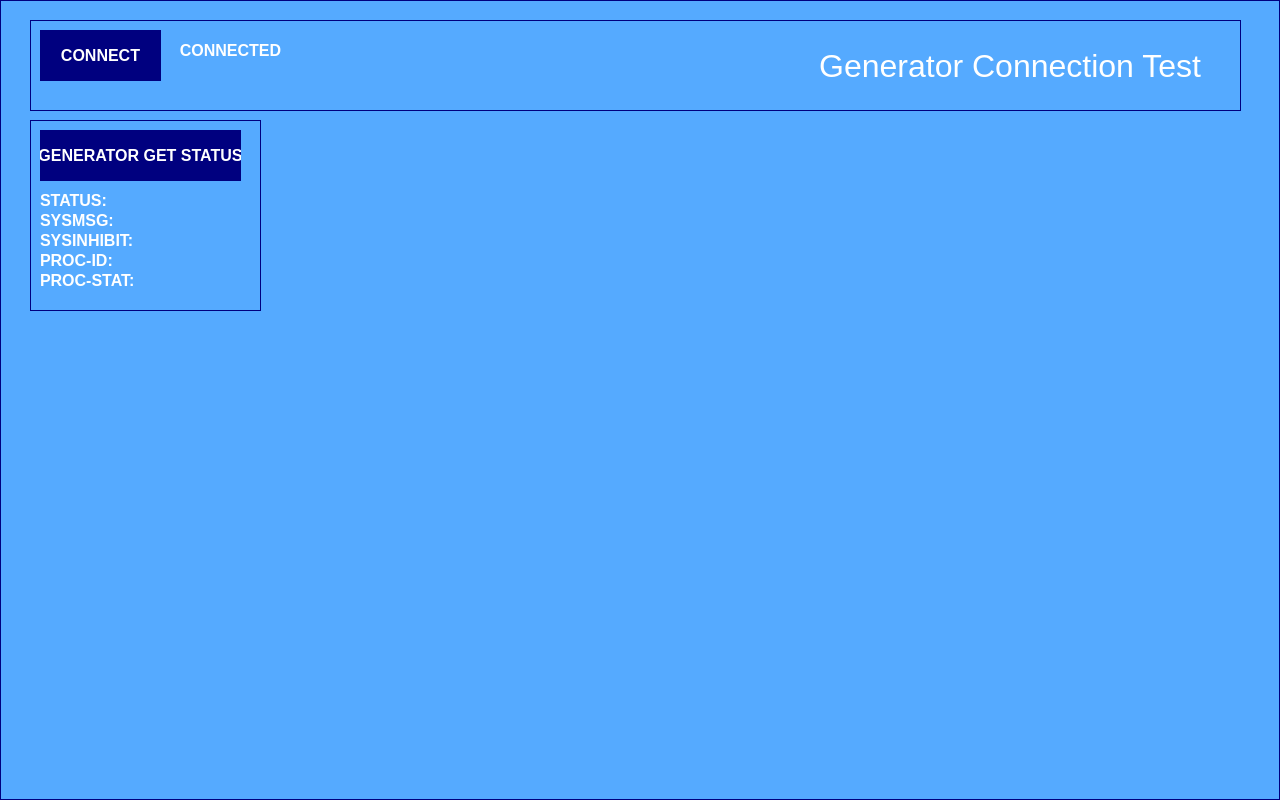
First picture: the form in GENERATOR_TEST/SOURCE/startupWindow.ui, repository marcorispoli/MCPU_Z190_VECCHIO, before the edit.
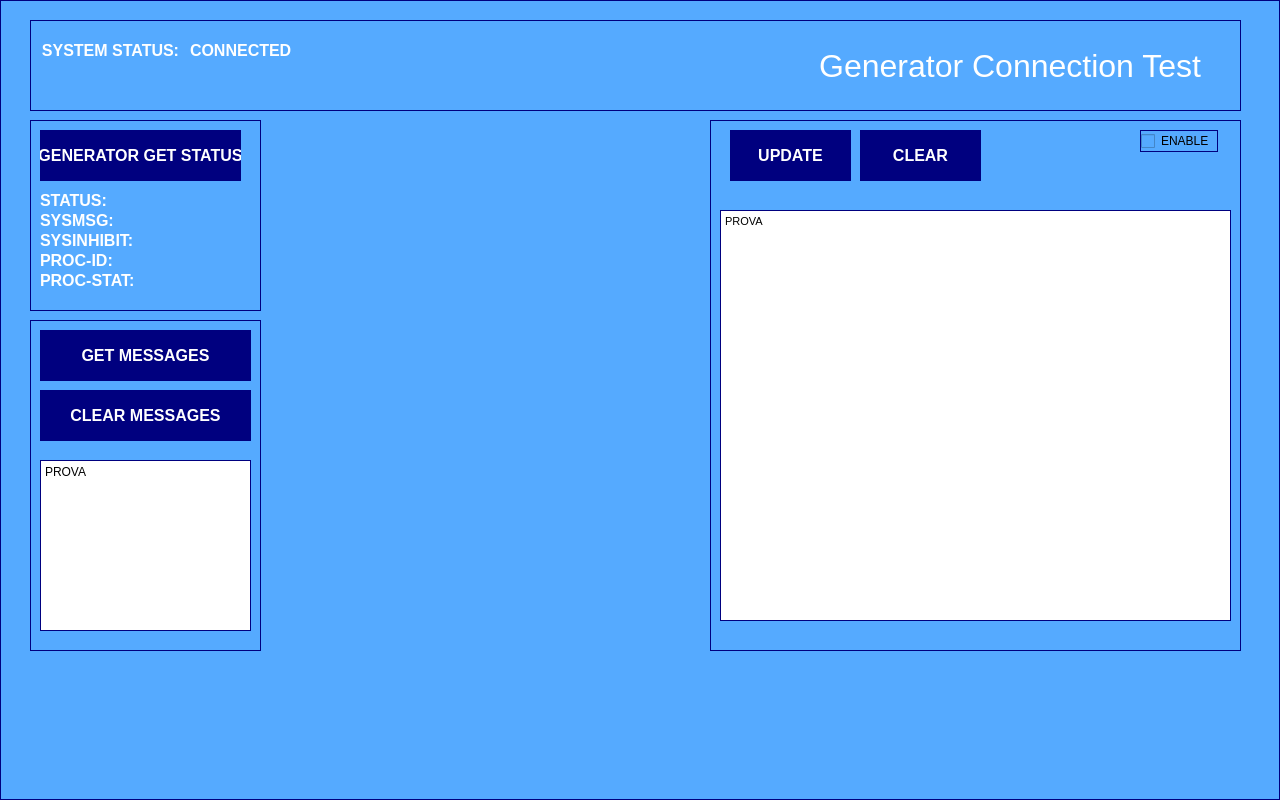
Second picture: the form after the edit.

The edit to the form file:
```diff
--- a/GENERATOR_TEST/SOURCE/startupWindow.ui
+++ b/GENERATOR_TEST/SOURCE/startupWindow.ui
@@ -66,37 +66,12 @@
     <property name="frameShadow">
      <enum>QFrame::Raised</enum>
     </property>
-    <widget class="QPushButton" name="connectionButton">
+    <widget class="QLabel" name="statusLabel">
      <property name="geometry">
       <rect>
-       <x>10</x>
-       <y>10</y>
-       <width>121</width>
-       <height>51</height>
-      </rect>
-     </property>
-     <property name="font">
-      <font>
-       <pointsize>12</pointsize>
-       <bold>true</bold>
-      </font>
-     </property>
-     <property name="styleSheet">
-      <string notr="true">background-color: rgb(0, 0, 127);
-color: rgb(255, 255, 255);
-border-width: 0px;
-</string>
-     </property>
-     <property name="text">
-      <string>CONNECT</string>
-     </property>
-    </widget>
-    <widget class="QLabel" name="connectedLabel">
-     <property name="geometry">
-      <rect>
-       <x>140</x>
+       <x>160</x>
        <y>20</y>
-       <width>121</width>
+       <width>291</width>
        <height>20</height>
       </rect>
      </property>
@@ -116,7 +91,7 @@
       <string>CONNECTED</string>
      </property>
      <property name="alignment">
-      <set>Qt::AlignCenter</set>
+      <set>Qt::AlignLeading|Qt::AlignLeft|Qt::AlignVCenter</set>
      </property>
     </widget>
     <widget class="QLabel" name="label_10">
@@ -147,6 +122,34 @@
       <set>Qt::AlignRight|Qt::AlignTrailing|Qt::AlignVCenter</set>
      </property>
     </widget>
+    <widget class="QLabel" name="connectedLabel_2">
+     <property name="geometry">
+      <rect>
+       <x>10</x>
+       <y>20</y>
+       <width>141</width>
+       <height>20</height>
+      </rect>
+     </property>
+     <property name="font">
+      <font>
+       <pointsize>12</pointsize>
+       <italic>false</italic>
+       <bold>true</bold>
+      </font>
+     </property>
+     <property name="styleSheet">
+      <string notr="true">color: rgb(255, 255, 255);
+border-width: 0px;
+</string>
+     </property>
+     <property name="text">
+      <string>SYSTEM STATUS:</string>
+     </property>
+     <property name="alignment">
+      <set>Qt::AlignCenter</set>
+     </property>
+    </widget>
    </widget>
    <widget class="QFrame" name="connectionFrame_2">
     <property name="geometry">
@@ -336,6 +339,208 @@
      </property>
     </widget>
    </widget>
+   <widget class="QFrame" name="connectionFrame_3">
+    <property name="geometry">
+     <rect>
+      <x>30</x>
+      <y>320</y>
+      <width>231</width>
+      <height>331</height>
+     </rect>
+    </property>
+    <property name="styleSheet">
+     <string notr="true">border-width: 1px;
+border-style: solid; 
+border-color: darkblue;
+border-color: rgb(0, 0, 127);
+</string>
+    </property>
+    <property name="frameShape">
+     <enum>QFrame::StyledPanel</enum>
+    </property>
+    <property name="frameShadow">
+     <enum>QFrame::Raised</enum>
+    </property>
+    <widget class="QPushButton" name="getSystemMessagesButton">
+     <property name="geometry">
+      <rect>
+       <x>10</x>
+       <y>10</y>
+       <width>211</width>
+       <height>51</height>
+      </rect>
+     </property>
+     <property name="font">
+      <font>
+       <pointsize>12</pointsize>
+       <bold>true</bold>
+      </font>
+     </property>
+     <property name="styleSheet">
+      <string notr="true">background-color: rgb(0, 0, 127);
+color: rgb(255, 255, 255);
+border-width: 0px;
+</string>
+     </property>
+     <property name="text">
+      <string>GET MESSAGES</string>
+     </property>
+    </widget>
+    <widget class="QPushButton" name="clearSystemMessagesButton">
+     <property name="geometry">
+      <rect>
+       <x>10</x>
+       <y>70</y>
+       <width>211</width>
+       <height>51</height>
+      </rect>
+     </property>
+     <property name="font">
+      <font>
+       <pointsize>12</pointsize>
+       <bold>true</bold>
+      </font>
+     </property>
+     <property name="styleSheet">
+      <string notr="true">background-color: rgb(0, 0, 127);
+color: rgb(255, 255, 255);
+border-width: 0px;
+</string>
+     </property>
+     <property name="text">
+      <string>CLEAR MESSAGES</string>
+     </property>
+    </widget>
+    <widget class="QPlainTextEdit" name="messageList">
+     <property name="geometry">
+      <rect>
+       <x>10</x>
+       <y>140</y>
+       <width>211</width>
+       <height>171</height>
+      </rect>
+     </property>
+     <property name="styleSheet">
+      <string notr="true">background-color: rgb(255, 255, 255);
+color: rgb(0, 0, 0);
+</string>
+     </property>
+     <property name="plainText">
+      <string>PROVA
+</string>
+     </property>
+    </widget>
+   </widget>
+   <widget class="QFrame" name="connectionFrame_4">
+    <property name="geometry">
+     <rect>
+      <x>710</x>
+      <y>120</y>
+      <width>531</width>
+      <height>531</height>
+     </rect>
+    </property>
+    <property name="styleSheet">
+     <string notr="true">border-width: 1px;
+border-style: solid; 
+border-color: darkblue;
+border-color: rgb(0, 0, 127);
+</string>
+    </property>
+    <property name="frameShape">
+     <enum>QFrame::StyledPanel</enum>
+    </property>
+    <property name="frameShadow">
+     <enum>QFrame::Raised</enum>
+    </property>
+    <widget class="QPlainTextEdit" name="debugText">
+     <property name="geometry">
+      <rect>
+       <x>10</x>
+       <y>90</y>
+       <width>511</width>
+       <height>411</height>
+      </rect>
+     </property>
+     <property name="font">
+      <font>
+       <pointsize>8</pointsize>
+      </font>
+     </property>
+     <property name="styleSheet">
+      <string notr="true">background-color: rgb(255, 255, 255);
+color: rgb(0, 0, 0);
+</string>
+     </property>
+     <property name="plainText">
+      <string>PROVA
+</string>
+     </property>
+    </widget>
+    <widget class="QPushButton" name="logUpdateButtonButton">
+     <property name="geometry">
+      <rect>
+       <x>20</x>
+       <y>10</y>
+       <width>121</width>
+       <height>51</height>
+      </rect>
+     </property>
+     <property name="font">
+      <font>
+       <pointsize>12</pointsize>
+       <bold>true</bold>
+      </font>
+     </property>
+     <property name="styleSheet">
+      <string notr="true">background-color: rgb(0, 0, 127);
+color: rgb(255, 255, 255);
+border-width: 0px;
+</string>
+     </property>
+     <property name="text">
+      <string>UPDATE</string>
+     </property>
+    </widget>
+    <widget class="QPushButton" name="logClearButton">
+     <property name="geometry">
+      <rect>
+       <x>150</x>
+       <y>10</y>
+       <width>121</width>
+       <height>51</height>
+      </rect>
+     </property>
+     <property name="font">
+      <font>
+       <pointsize>12</pointsize>
+       <bold>true</bold>
+      </font>
+     </property>
+     <property name="styleSheet">
+      <string notr="true">background-color: rgb(0, 0, 127);
+color: rgb(255, 255, 255);
+border-width: 0px;
+</string>
+     </property>
+     <property name="text">
+      <string>CLEAR</string>
+     </property>
+    </widget>
+    <widget class="QCheckBox" name="logEnableCheck">
+     <property name="geometry">
+      <rect>
+       <x>430</x>
+       <y>10</y>
+       <width>78</width>
+       <height>22</height>
+      </rect>
+     </property>
+     <property name="text">
+      <string>ENABLE</string>
+     </property>
+    </widget>
+   </widget>
   </widget>
  </widget>
  <resources/>
```
